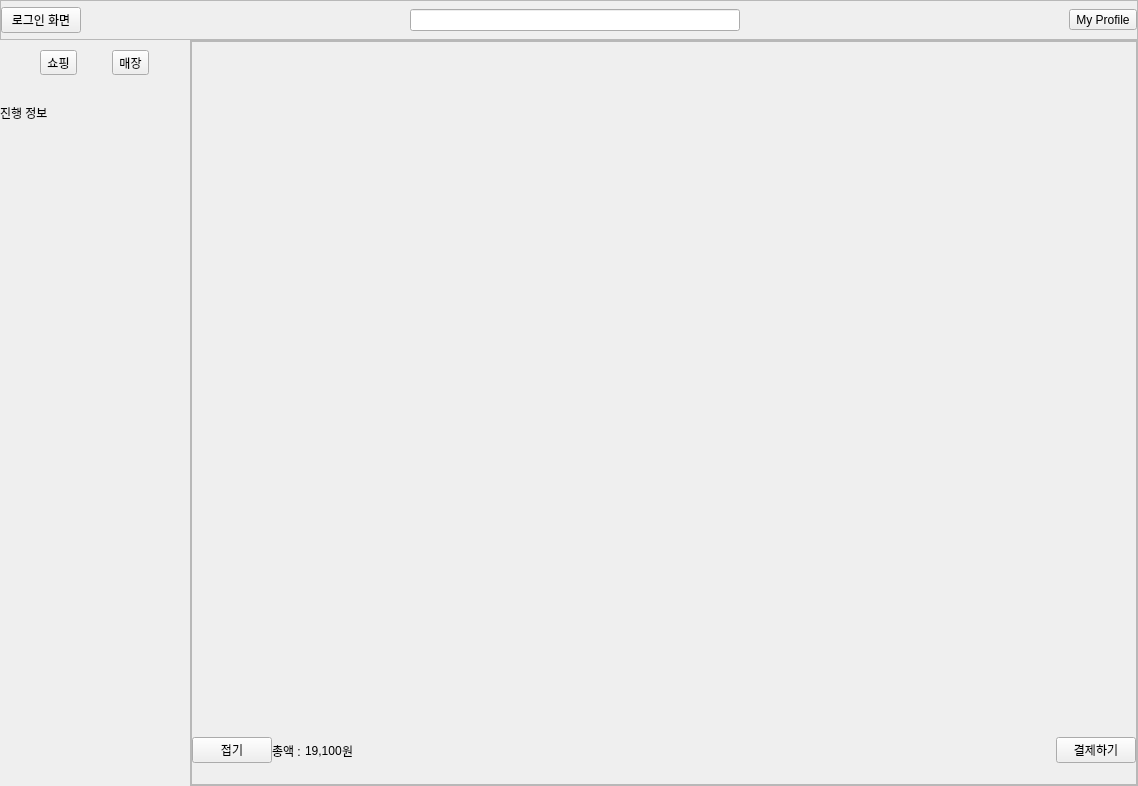
Before: the Qt Designer form ros2_ws/src/shopee_app/ui/layout_user.ui in addinedu-roscamp-7th/roscamp-repo-1, drawn with Qt 5.
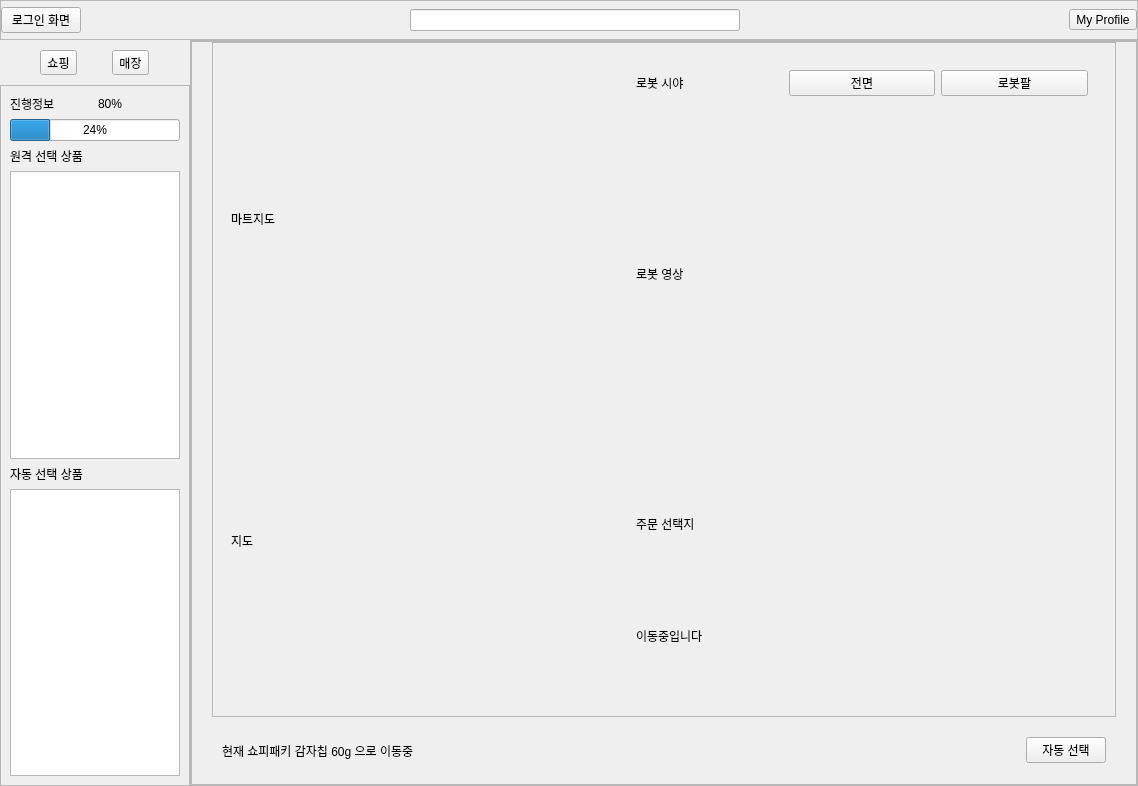
After: the same form once the commit is applied. The open tabs and pages were chosen to show the change.

Commit message: [Shopee App] 매장 화면 레이아웃 구성

```diff
--- a/ros2_ws/src/shopee_app/ui/layout_user.ui
+++ b/ros2_ws/src/shopee_app/ui/layout_user.ui
@@ -143,7 +143,7 @@
       </property>
       <item>
        <widget class="QWidget" name="side_bar" native="true">
-        <layout class="QVBoxLayout" name="verticalLayout_4" stretch="1,5">
+        <layout class="QVBoxLayout" name="verticalLayout_4" stretch="1,8">
          <property name="spacing">
           <number>0</number>
          </property>
@@ -192,7 +192,7 @@
            </item>
           </layout>
          </item>
-         <item alignment="Qt::AlignTop">
+         <item>
           <widget class="QStackedWidget" name="stack_side_bar">
            <property name="sizePolicy">
             <sizepolicy hsizetype="Expanding" vsizetype="Expanding">
@@ -273,10 +273,70 @@
               <number>0</number>
              </property>
              <item>
-              <widget class="QLabel" name="label_3">
-               <property name="text">
-                <string>진행 정보</string>
+              <widget class="QScrollArea" name="scrollArea_2">
+               <property name="widgetResizable">
+                <bool>true</bool>
                </property>
+               <widget class="QWidget" name="scrollAreaWidgetContents">
+                <property name="geometry">
+                 <rect>
+                  <x>0</x>
+                  <y>0</y>
+                  <width>188</width>
+                  <height>661</height>
+                 </rect>
+                </property>
+                <layout class="QVBoxLayout" name="verticalLayout_11">
+                 <item>
+                  <layout class="QHBoxLayout" name="horizontalLayout_8">
+                   <property name="topMargin">
+                    <number>0</number>
+                   </property>
+                   <item>
+                    <widget class="QLabel" name="label_15">
+                     <property name="text">
+                      <string>진행정보</string>
+                     </property>
+                    </widget>
+                   </item>
+                   <item>
+                    <widget class="QLabel" name="text_progress">
+                     <property name="text">
+                      <string>80%</string>
+                     </property>
+                    </widget>
+                   </item>
+                  </layout>
+                 </item>
+                 <item>
+                  <widget class="QProgressBar" name="shop_progressBar">
+                   <property name="value">
+                    <number>24</number>
+                   </property>
+                  </widget>
+                 </item>
+                 <item>
+                  <widget class="QLabel" name="label_3">
+                   <property name="text">
+                    <string>원격 선택 상품</string>
+                   </property>
+                  </widget>
+                 </item>
+                 <item>
+                  <widget class="QListWidget" name="listWidget_2"/>
+                 </item>
+                 <item>
+                  <widget class="QLabel" name="label_14">
+                   <property name="text">
+                    <string>자동 선택 상품</string>
+                   </property>
+                  </widget>
+                 </item>
+                 <item>
+                  <widget class="QListWidget" name="listWidget_3"/>
+                 </item>
+                </layout>
+               </widget>
               </widget>
              </item>
             </layout>
@@ -651,81 +711,145 @@
               <number>0</number>
              </property>
              <property name="leftMargin">
-              <number>0</number>
+              <number>20</number>
              </property>
              <property name="topMargin">
               <number>0</number>
              </property>
              <property name="rightMargin">
-              <number>0</number>
+              <number>20</number>
              </property>
              <property name="bottomMargin">
               <number>0</number>
              </property>
              <item>
-              <widget class="QWidget" name="widget" native="true">
-               <layout class="QVBoxLayout" name="verticalLayout_11">
-                <property name="spacing">
-                 <number>0</number>
-                </property>
-                <property name="leftMargin">
-                 <number>0</number>
-                </property>
-                <property name="topMargin">
-                 <number>0</number>
-                </property>
-                <property name="rightMargin">
-                 <number>0</number>
-                </property>
-                <property name="bottomMargin">
-                 <number>0</number>
-                </property>
+              <widget class="QFrame" name="frame_2">
+               <property name="frameShape">
+                <enum>QFrame::StyledPanel</enum>
+               </property>
+               <property name="frameShadow">
+                <enum>QFrame::Raised</enum>
+               </property>
+               <layout class="QHBoxLayout" name="horizontalLayout_6" stretch="8,10">
+                <item>
+                 <widget class="QWidget" name="map_area" native="true">
+                  <layout class="QVBoxLayout" name="verticalLayout_12">
+                   <item>
+                    <widget class="QLabel" name="label_8">
+                     <property name="text">
+                      <string>마트지도</string>
+                     </property>
+                    </widget>
+                   </item>
+                   <item>
+                    <widget class="QLabel" name="label_13">
+                     <property name="text">
+                      <string>지도</string>
+                     </property>
+                    </widget>
+                   </item>
+                  </layout>
+                 </widget>
+                </item>
+                <item>
+                 <widget class="QWidget" name="widget" native="true">
+                  <layout class="QVBoxLayout" name="verticalLayout_15" stretch="5,3">
+                   <item>
+                    <widget class="QWidget" name="robot_view" native="true">
+                     <layout class="QVBoxLayout" name="verticalLayout_14">
+                      <item>
+                       <layout class="QHBoxLayout" name="horizontalLayout_7">
+                        <item>
+                         <widget class="QLabel" name="label_10">
+                          <property name="text">
+                           <string>로봇 시야</string>
+                          </property>
+                         </widget>
+                        </item>
+                        <item>
+                         <widget class="QPushButton" name="btn_view_front">
+                          <property name="text">
+                           <string>전면</string>
+                          </property>
+                         </widget>
+                        </item>
+                        <item>
+                         <widget class="QPushButton" name="btn_view_arm">
+                          <property name="text">
+                           <string>로봇팔</string>
+                          </property>
+                         </widget>
+                        </item>
+                       </layout>
+                      </item>
+                      <item>
+                       <widget class="QLabel" name="label_9">
+                        <property name="text">
+                         <string>로봇 영상</string>
+                        </property>
+                       </widget>
+                      </item>
+                     </layout>
+                    </widget>
+                   </item>
+                   <item>
+                    <widget class="QWidget" name="order_select_area" native="true">
+                     <layout class="QVBoxLayout" name="verticalLayout_17">
+                      <item>
+                       <widget class="QLabel" name="label_11">
+                        <property name="text">
+                         <string>주문 선택지</string>
+                        </property>
+                       </widget>
+                      </item>
+                      <item>
+                       <widget class="QLabel" name="label_12">
+                        <property name="text">
+                         <string>이동중입니다</string>
+                        </property>
+                       </widget>
+                      </item>
+                     </layout>
+                    </widget>
+                   </item>
+                  </layout>
+                 </widget>
+                </item>
                </layout>
               </widget>
              </item>
              <item>
-              <widget class="QWidget" name="widget_2" native="true">
+              <widget class="QWidget" name="pick_bottom_sheet" native="true">
+               <property name="styleSheet">
+                <string notr="true">#widget_2 {
+      border: 2px solid #dddddd;
+      border-top-left-radius: 16px;
+      border-top-right-radius: 16px;
+      border-bottom-left-radius: 0px;
+      border-bottom-right-radius: 0px;
+      background-color: white;
+  }</string>
+               </property>
                <layout class="QHBoxLayout" name="horizontalLayout_5">
                 <property name="spacing">
                  <number>0</number>
                 </property>
                 <property name="leftMargin">
-                 <number>0</number>
+                 <number>10</number>
                 </property>
                 <property name="topMargin">
                  <number>0</number>
                 </property>
                 <property name="rightMargin">
-                 <number>0</number>
+                 <number>10</number>
                 </property>
                 <property name="bottomMargin">
                  <number>0</number>
                 </property>
-                <item>
-                 <widget class="QPushButton" name="pushButton_3">
-                  <property name="text">
-                   <string>접기</string>
-                  </property>
-                 </widget>
-                </item>
                 <item>
                  <widget class="QLabel" name="label_7">
                   <property name="text">
-                   <string>총액 : </string>
-                  </property>
-                 </widget>
-                </item>
-                <item>
-                 <widget class="QLabel" name="label_8">
-                  <property name="text">
-                   <string>19,100</string>
-                  </property>
-                 </widget>
-                </item>
-                <item>
-                 <widget class="QLabel" name="label_9">
-                  <property name="text">
-                   <string>원</string>
+                   <string>현재 쇼피패키 감자칩 60g 으로 이동중</string>
                   </property>
                  </widget>
                 </item>
@@ -745,7 +869,7 @@
                 <item>
                  <widget class="QPushButton" name="pushButton_9">
                   <property name="text">
-                   <string>결제하기</string>
+                   <string>자동 선택</string>
                   </property>
                  </widget>
                 </item>
```
Left out of the diff: 18 changed lines with no effect on the pictures. The commit also changes 2 other files.
